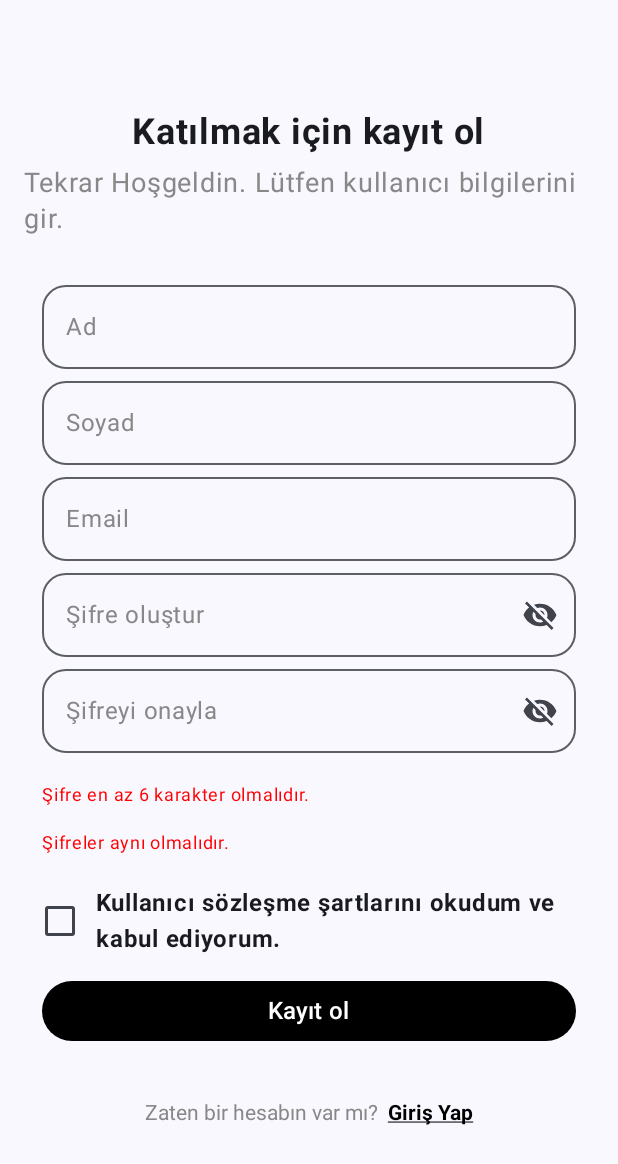
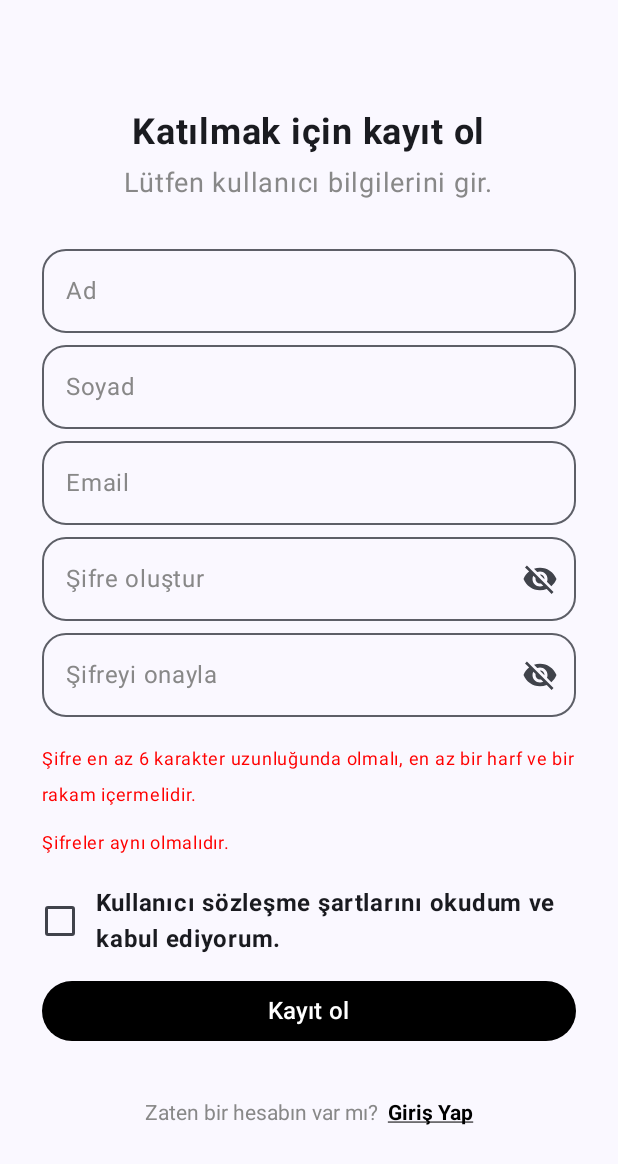
Before and after one commit to salihakbass/ECommerceCompose, an Android app built with Jetpack Compose: the SignUpScreen screen opened through its navigation route, on a phone screen of 412 x 824 dp. Shown: the top 1164 px of the screen. Run offline under Robolectric (Android 15) with nearby library versions, the phone set to English and light mode, and no system bars; our stand-ins replace Dagger/Hilt's generated code, Firebase (no records; nobody signed in at launch, a user with empty details on screens opened directly), Room's generated code; pictures from the network do not load; 1 statement that could not run was skipped.

Commit message:
Deleted passwordRequirements unused strings

```diff
--- a/app/src/main/res/values/strings.xml
+++ b/app/src/main/res/values/strings.xml
@@ -1,6 +1,6 @@
 <resources>
     <string name="app_name">ECommerceCompose</string>
-    <string name="welcome_back_detail_text">Tekrar Hoşgeldin. Lütfen kullanıcı bilgilerini gir.</string>
+    <string name="welcome_back_detail_text">Lütfen kullanıcı bilgilerini gir.</string>
     <string name="email_text">Email</string>
     <string name="password_text">Şifre</string>
     <string name="remember_me_text">Beni Hatırla</string>
@@ -18,9 +18,7 @@
     <string name="name_text">Ad</string>
     <string name="surname_text">Soyad</string>
     <string name="sign_up_toast_text">Lütfen tüm alanları doldurun veya şifre gereksinimlerini sağlayın.</string>
-    <string name="password_must_six_text">Şifre en az 6 karakter olmalıdır.</string>
-    <string name="password_must_has_letter_text">Şifre en az bir harf içermelidir.</string>
-    <string name="password_must_has_number_text">Şifre en az bir rakam içermelidir.</string>
+    <string name="password_must_six_text">Şifre en az 6 karakter uzunluğunda olmalı, en az bir harf ve bir rakam içermelidir.</string>
     <string name="password_must_match_text">Şifreler aynı olmalıdır.</string>
     <string name="email_or_password_incorrect_text">E-mail veya şifre yanlış. Lütfen tekrar deneyin.</string>
     <string name="password_changed_text">Şifre başarıyla değiştirildi</string>
```
